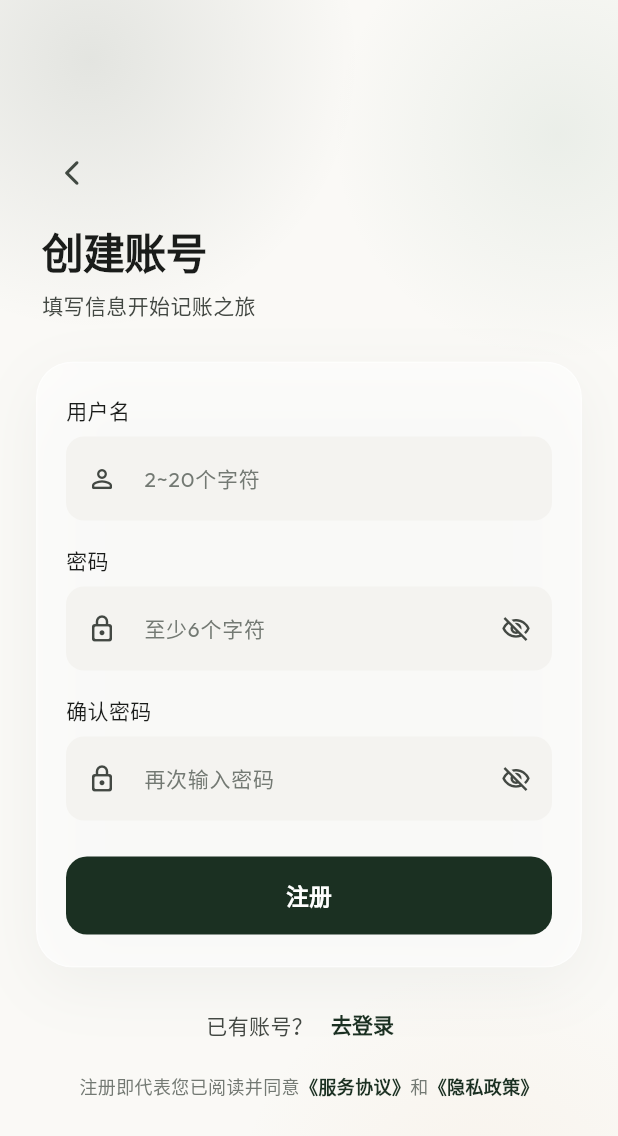
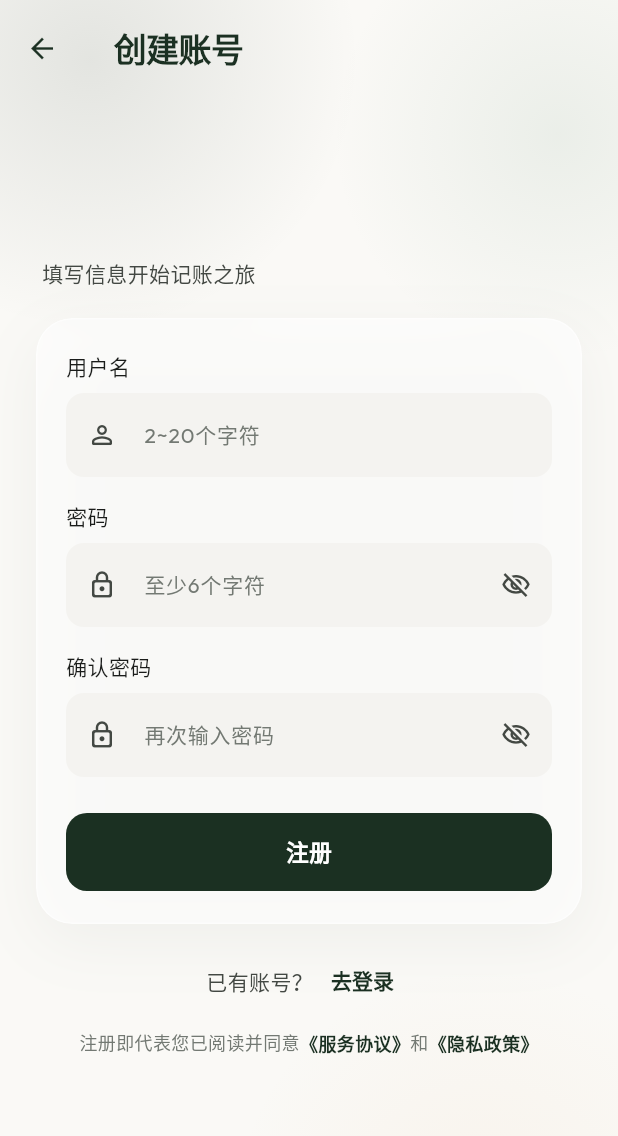
Before and after one commit to vic-vic-yang/finance-app, a Flutter app: the screen it shows after launch, after a tap on "开启财务新篇章", after a tap on "立即注册", on a phone screen of 412 x 824 dp. Shown: the top 1136 px of the screen. Run offline on Flutter 3.47's test engine with Material 3 defaults, Android fonts, the phone set to English and light mode, and no system bars; our stand-ins replace file_picker, fl_chart, flutter_secure_storage, google_fonts, shared_preferences; missing offline and left inert: dart_sm_new; accounts and stored records are empty; network calls fail.

Commit message:
feat: 登录页用 logo + 注册页改顶栏 header (v1.0.5+6)
Co-Authored-By: Claude Opus 4.8 <noreply@anthropic.com>

```diff
--- a/lib/core/app_version.dart
+++ b/lib/core/app_version.dart
@@ -1,4 +1,4 @@
 /// 当前 App 版本信息 —— 由发布脚本（发布新版.bat / release.js）自动更新。
 /// 手动改请同步 pubspec.yaml 的 version 字段。
-const String kAppVersion = '1.0.4';
-const int kAppBuildNumber = 5;
+const String kAppVersion = '1.0.5';
+const int kAppBuildNumber = 6;
--- a/lib/screens/login_screen.dart
+++ b/lib/screens/login_screen.dart
@@ -149,28 +149,27 @@ class _LoginScreenState extends State<LoginScreen> {
                   mainAxisAlignment: MainAxisAlignment.center,
                   crossAxisAlignment: CrossAxisAlignment.stretch,
                   children: [
-                    // 品牌 logo —— 主色渐变 + 柔和环境阴影
+                    // 品牌 logo
                     Center(
                       child: Container(
-                        width: 84,
-                        height: 84,
+                        width: 88,
+                        height: 88,
+                        padding: const EdgeInsets.all(5),
                         decoration: BoxDecoration(
-                          gradient: LinearGradient(
-                            colors: AppColors.primaryGradient,
-                            begin: Alignment.topLeft,
-                            end: Alignment.bottomRight,
-                          ),
-                          borderRadius: BorderRadius.circular(26),
+                          color: Colors.white,
+                          borderRadius: BorderRadius.circular(24),
                           boxShadow: [
                             BoxShadow(
-                              color: AppColors.primary.withOpacity(0.22),
+                              color: AppColors.primary.withOpacity(0.16),
                               blurRadius: 28,
                               offset: const Offset(0, 10),
                             ),
                           ],
                         ),
-                        child: const Center(
-                          child: Text('💰', style: TextStyle(fontSize: 40)),
+                        child: ClipRRect(
+                          borderRadius: BorderRadius.circular(19),
+                          child: Image.asset('assets/icon/app_icon.png',
+                              fit: BoxFit.cover),
                         ),
                       ),
                     ),
--- a/lib/screens/register_screen.dart
+++ b/lib/screens/register_screen.dart
@@ -194,43 +194,25 @@ class _RegisterScreenState extends State<RegisterScreen> {
   Widget build(BuildContext context) {
     return Scaffold(
       backgroundColor: AppColors.bg,
+      extendBodyBehindAppBar: true,
+      appBar: const AuraAppBar(title: '创建账号'),
       body: AuraBackground(
         child: SafeArea(
           child: Center(
             child: SingleChildScrollView(
-              padding:
-                  const EdgeInsets.symmetric(horizontal: 24, vertical: 24),
+              padding: const EdgeInsets.fromLTRB(24, 12, 24, 24),
               child: ConstrainedBox(
                 constraints: const BoxConstraints(maxWidth: 420),
                 child: Column(
                   crossAxisAlignment: CrossAxisAlignment.stretch,
                   children: [
-                    Align(
-                      alignment: Alignment.centerLeft,
-                      child: IconButton(
-                        onPressed: () => Navigator.pop(context),
-                        icon: const Icon(Icons.arrow_back_ios_new_rounded,
-                            size: 20),
-                      ),
-                    ),
-                    const SizedBox(height: 8),
-                    Padding(
-                      padding: const EdgeInsets.only(left: 4),
-                      child: Text('创建账号',
-                          style: TextStyle(
-                              fontSize: 28,
-                              fontWeight: FontWeight.w700,
-                              color: AppColors.text1,
-                              letterSpacing: -0.5)),
-                    ),
-                    const SizedBox(height: 6),
                     Padding(
                       padding: const EdgeInsets.only(left: 4),
                       child: Text('填写信息开始记账之旅',
                           style: TextStyle(
                               fontSize: 14, color: AppColors.text2)),
                     ),
-                    const SizedBox(height: 28),
+                    const SizedBox(height: 20),
                     GlassCard(
                       radius: 24,
                       padding: const EdgeInsets.fromLTRB(20, 22, 20, 22),
--- a/pubspec.yaml
+++ b/pubspec.yaml
@@ -1,7 +1,7 @@
 name: finance_app
 description: 司库 · 你的私人财务管家
 publish_to: 'none'
-version: 1.0.4+5
+version: 1.0.5+6
 
 environment:
   sdk: ^3.5.0
```
